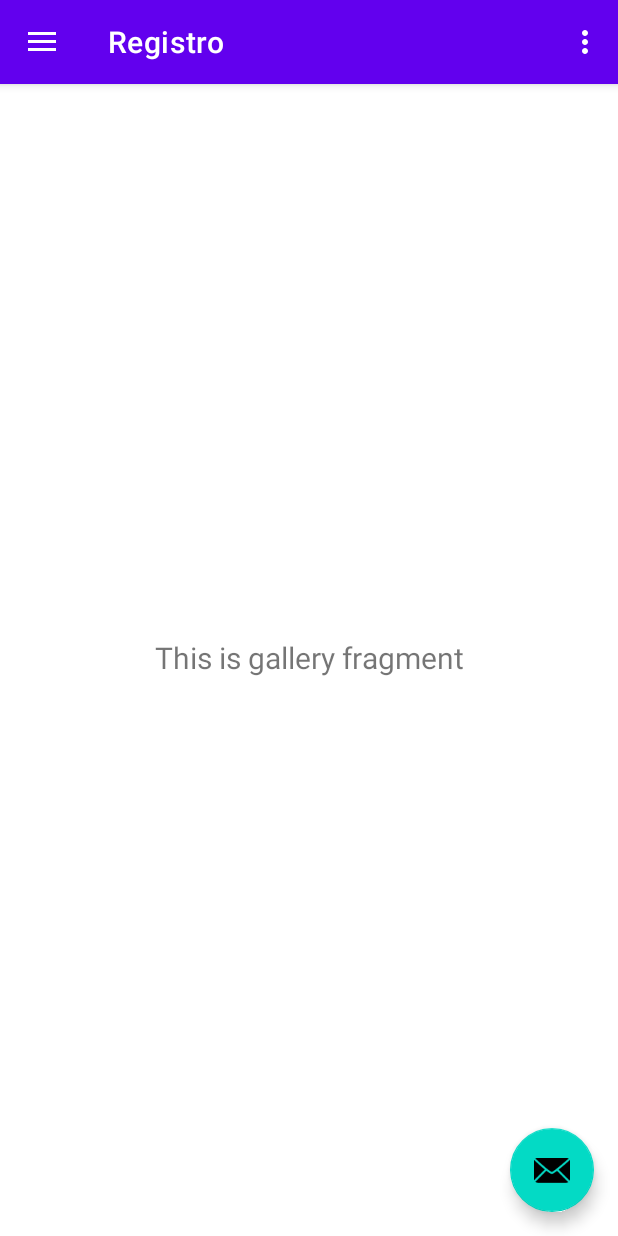
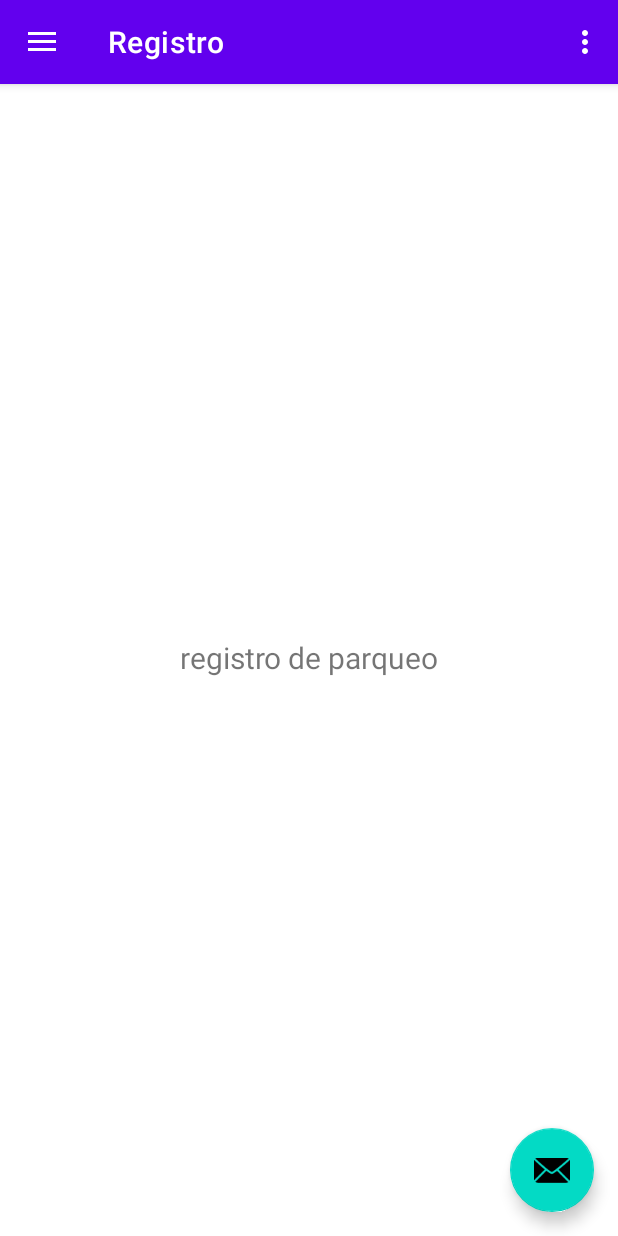
Before and after one commit to KevinCazas/APP_Estacionamiento, an Android app: the screen it shows after launch (MenuIzquierdoActivity), in the side drawer, after a tap on "Registro", on a phone screen of 412 x 824 dp. Run offline under Robolectric (Android 15) with nearby library versions, the phone set to English and light mode, and no system bars; our stand-ins replace navigation-ui.

Commit message:
se agrega el proyecto

```diff
--- a/app/build.gradle
+++ b/app/build.gradle
@@ -39,6 +39,7 @@ dependencies {
     implementation 'androidx.lifecycle:lifecycle-viewmodel-ktx:2.4.1'
     implementation 'androidx.navigation:navigation-fragment:2.4.1'
     implementation 'androidx.navigation:navigation-ui:2.4.1'
+    implementation 'com.google.android.gms:play-services-maps:18.0.2'
     testImplementation 'junit:junit:4.+'
     androidTestImplementation 'androidx.test.ext:junit:1.1.3'
     androidTestImplementation 'androidx.test.espresso:espresso-core:3.4.0'
--- a/app/src/main/java/com/example/estacionamientov10/MenuIzquierdoActivity.java
+++ b/app/src/main/java/com/example/estacionamientov10/MenuIzquierdoActivity.java
@@ -4,6 +4,7 @@ import android.content.Intent;
 import android.os.Bundle;
 import android.view.View;
 import android.view.Menu;
+import android.widget.Button;
 
 import com.google.android.material.snackbar.Snackbar;
 import com.google.android.material.navigation.NavigationView;
@@ -21,6 +22,8 @@ public class MenuIzquierdoActivity extends AppCompatActivity {
 
     private AppBarConfiguration mAppBarConfiguration;
     private ActivityMenuIzquierdoBinding binding;
+    Button vide;
+    Button par;
 
     @Override
     protected void onCreate(Bundle savedInstanceState) {
@@ -28,6 +31,34 @@ public class MenuIzquierdoActivity extends AppCompatActivity {
 
         binding = ActivityMenuIzquierdoBinding.inflate(getLayoutInflater());
         setContentView(binding.getRoot());
+
+        setContentView(binding.getRoot());
+
+        vide=(Button)findViewById(R.id.vide);
+        vide.setOnClickListener(new View.OnClickListener() {
+
+
+            @Override
+            public void onClick(View v) {
+
+
+                Intent i =new Intent( MenuIzquierdoActivity.this, Video.class);
+                startActivity(i);
+            }
+        });
+        par=(Button)findViewById(R.id.par);
+        par.setOnClickListener(new View.OnClickListener() {
+
+
+            @Override
+            public void onClick(View view) {
+
+
+                Intent x =new Intent( MenuIzquierdoActivity.this, Busqueda_Est.class);
+                startActivity(x);
+            }
+        });
+
 
         setSupportActionBar(binding.appBarMenuIzquierdo.toolbar);
         binding.appBarMenuIzquierdo.fab.setOnClickListener(new View.OnClickListener() {
--- a/app/src/main/java/com/example/estacionamientov10/ui/registro/RegistroViewModel.java
+++ b/app/src/main/java/com/example/estacionamientov10/ui/registro/RegistroViewModel.java
@@ -10,7 +10,7 @@ public class RegistroViewModel extends ViewModel {
 
     public RegistroViewModel() {
         mText = new MutableLiveData<>();
-        mText.setValue("This is gallery fragment");
+        mText.setValue("registro de parqueo");
     }
 
     public LiveData<String> getText() {
--- a/app/src/main/res/layout/fragment_inicio.xml
+++ b/app/src/main/res/layout/fragment_inicio.xml
@@ -64,7 +64,7 @@
 
                         <Button
                             android:id="@+id/est"
-                            android:layout_width="258dp"
+                            android:layout_width="251dp"
                             android:layout_height="wrap_content"
                             android:text="@string/Busqueda_parqueo_btn" />
                     </LinearLayout>
--- a/app/src/main/res/layout/fragment_registro.xml
+++ b/app/src/main/res/layout/fragment_registro.xml
@@ -4,6 +4,7 @@
     xmlns:tools="http://schemas.android.com/tools"
     android:layout_width="match_parent"
     android:layout_height="match_parent"
+    app:layoutDescription="@xml/fragment_registro_scene"
     tools:context=".ui.registro.RegistroFragment">
 
     <TextView
--- /dev/null
+++ b/app/src/main/res/xml/fragment_registro_scene.xml
@@ -0,0 +1,19 @@
+<?xml version="1.0" encoding="utf-8"?>
+<MotionScene
+    xmlns:android="http://schemas.android.com/apk/res/android"
+    xmlns:motion="http://schemas.android.com/apk/res-auto">
+
+    <Transition
+        motion:constraintSetEnd="@+id/end"
+        motion:constraintSetStart="@id/start"
+        motion:duration="1000">
+       <KeyFrameSet>
+       </KeyFrameSet>
+    </Transition>
+
+    <ConstraintSet android:id="@+id/start">
+    </ConstraintSet>
+
+    <ConstraintSet android:id="@+id/end">
+    </ConstraintSet>
+</MotionScene>
```
Also changed, not shown: app/src/main/AndroidManifest.xml (+9 -0 lines), app/src/main/java/com/example/estacionamientov10/Busqueda_Est.java (added, +44 -0 lines), app/src/main/java/com/example/estacionamientov10/Video.java (added, +38 -0 lines), app/src/main/res/layout/activity_busqueda_est.xml (added, +24 -0 lines), app/src/main/res/layout/activity_video.xml (added, +14 -0 lines), 1 other file.
